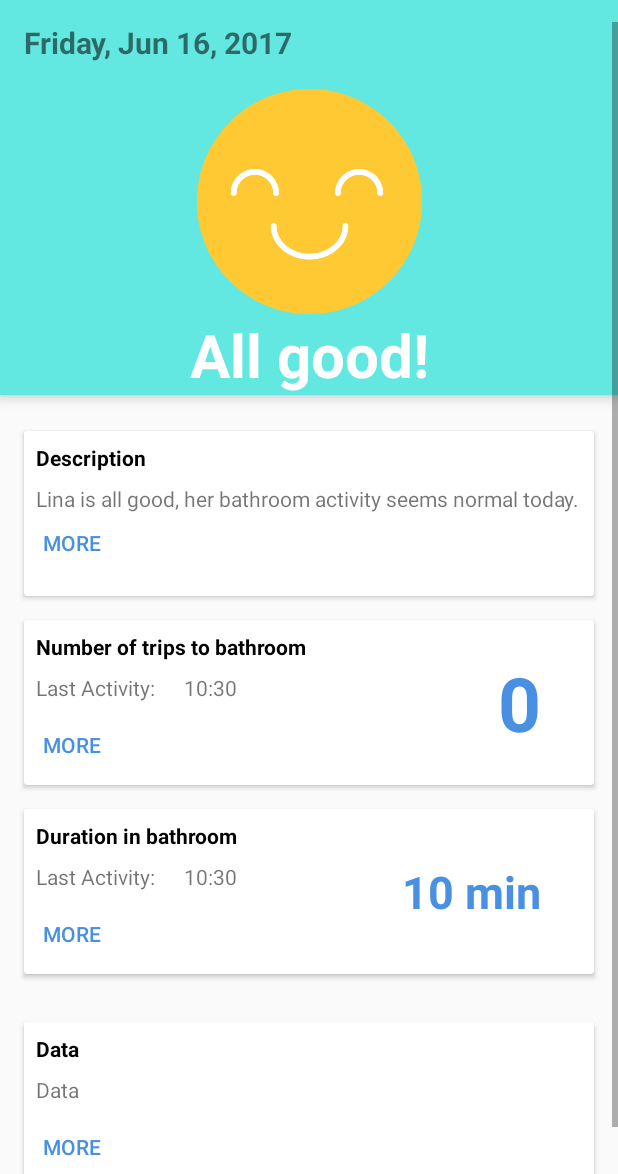
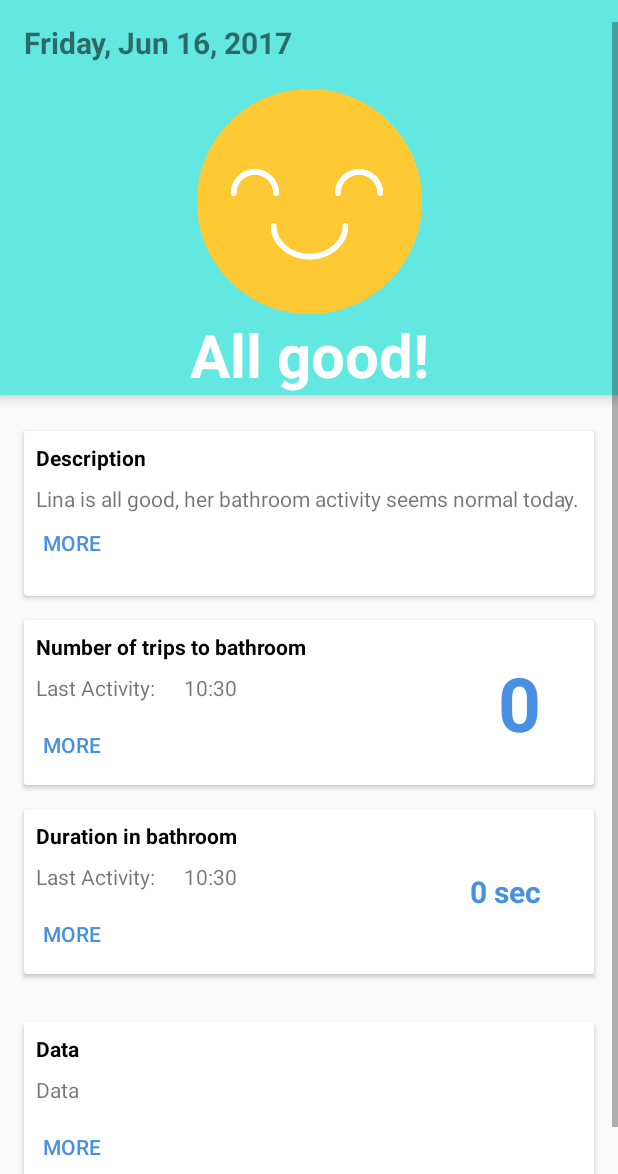
Before and after one commit to bowenchin/Carla, an Android app: the MainActivity screen opened directly, with no data from a screen before it, on a phone screen of 412 x 824 dp, the part 62-1236 px from its top. Run offline under Robolectric (Android 15) with nearby library versions, the phone set to English and light mode, and no system bars; network calls fail; 7 statements that could not run were skipped.

Commit message:
Arduino sketch

```diff
--- a/app/src/main/java/com/carla/carla/MainActivity.java
+++ b/app/src/main/java/com/carla/carla/MainActivity.java
@@ -25,6 +25,7 @@ import java.util.UUID;
 public class MainActivity extends AppCompatActivity {
 
     private static final String TAG = "CARLA";
+    private static final int numSamples = 30;
 
     private TextView date;
     private TextView trip_update;
@@ -33,7 +34,20 @@ public class MainActivity extends AppCompatActivity {
     private TextView timer_count;
     private TextView inputData;
 
-    private int counter = 0;
+    private String input;
+
+    private int counter;
+    private int flag;
+    private long sumArray = 0;
+    private int countTimes = 0;
+    private long startTime = 0;
+    private long endTime = 0;
+
+    private long tStart;
+    private long tEnd;
+    private long tDelta;
+    private double elapsedSeconds;
+    private int timeFlag;
 
     Handler bluetoothIn;
     final int handlerState = 0;        				 //used to identify handler message
@@ -48,6 +62,8 @@ public class MainActivity extends AppCompatActivity {
 
     // String for MAC address
     private static String address;
+
+    int[] samples = new int[numSamples];
 
 
     @Override
@@ -83,37 +99,77 @@ public class MainActivity extends AppCompatActivity {
                     int endOfLineIndex = recDataString.indexOf("~");                    // determine the end-of-line
                     if (endOfLineIndex > 0) {                                           // make sure there data before ~
                         String dataInPrint = recDataString.substring(0, endOfLineIndex);    // extract string
-                        timer_count.setText(dataInPrint);
+//                        timer_count.setText(dataInPrint);
                         inputData.setText("Data Received = " + dataInPrint);
 
-                        int dataLength = dataInPrint.length();							//get length of data received
-//                        txtStringLength.setText("String Length = " + String.valueOf(dataLength));
-                        String inputData = dataInPrint.substring(1,endOfLineIndex);
-                        //int counterData = Integer.parseInt(inputData);
-//                        if(inputData.equals("1")){
-//                            counter++;
-//                        }
+                        input = dataInPrint.substring(1,endOfLineIndex);
 
+                        timeFlag = 0;
+
+
+                        //BEACON STATUS PROCESSING
+                        if(input.equals("IN")){
+                            flag = 1;
+                            counter+=1;
+                            trip_counter.setText(String.valueOf(counter));
+                            tStart = System.currentTimeMillis();
+                            timeFlag = 1;
+
+                        }
+                        else if (input.equals("OUT")){
+                            flag = 0;
+                            if(timeFlag==1) {
+                                tEnd = System.currentTimeMillis();
+                                tDelta = tEnd - tStart;
+                                elapsedSeconds = tDelta / 1000.0;
+                                timer_count.setText(elapsedSeconds + " seconds");
+                                timeFlag = 0;
+                            }
+                        }
+                        /*
+                        //initialize array
+                        for (int i = 0; i < numSamples; i++) {
+                            samples[i] = 0;
+                        }
+                        lastRead = 0;
+
+                        for(int i = 0; i > numSamples; i--){
+                            samples[i] = samples[i-1];
+                        }
+                        samples[0] = flag;
+                        sumArray = 0;
+                        for(int i = 0; i < numSamples; i++){
+                            sumArray = sumArray + samples[i];
+                        }
+
+                        if(sumArray > 0){
+                            if(flag == 0){
+                                startTime = System.currentTimeMillis();
+                                countTimes++;
+
+                                flag = 1;
+                            }
+                            else if (flag == 1){
+                                endTime = System.currentTimeMillis() - startTime;
+                                timer_count.setText(Long.toString(endTime/1000) + "seconds");
+
+                                flag = 0;
+                            }
+                        }
+
+                        Log.d(TAG, "FLAG: " + flag);
+                        Log.d(TAG, "LAST READ: " + lastRead);
+
+                        */
 
                         if (recDataString.charAt(0) == '#')								//if it starts with # we know it is what we are looking for
                         {
-//                            String sensor0 = recDataString.substring(1, 5);             //get sensor value from string between indices 1-5
-//                            String sensor1 = recDataString.substring(6, 10);            //same again...
-//                            String sensor2 = recDataString.substring(11, 15);
-//                            String sensor3 = recDataString.substring(16, 20);
-//
-//                            sensorView0.setText(" Sensor 0 Voltage = " + sensor0 + "V");	//update the textviews with sensor values
-//                            sensorView1.setText(" Sensor 1 Voltage = " + sensor1 + "V");
-//                            sensorView2.setText(" Sensor 2 Voltage = " + sensor2 + "V");
-//                            sensorView3.setText(" Sensor 3 Voltage = " + sensor3 + "V");
 
-                            trip_counter.setText(inputData);
-                            Log.d(TAG, "Data received: " + dataInPrint);
+                            trip_counter.setText(String.valueOf(countTimes));
+                            Log.d(TAG, "Data received: " + input);
 
                         }
                         recDataString.delete(0, recDataString.length()); 					//clear all string data
-                        // strIncom =" ";
-                        //dataInPrint = " ";
                     }
                 }
             }
--- a/app/src/main/res/layout/activity_main.xml
+++ b/app/src/main/res/layout/activity_main.xml
@@ -245,9 +245,9 @@
                             android:layout_height="wrap_content"
                             android:paddingEnd="8dp"
                             android:paddingStart="8dp"
-                            android:text="10 min"
+                            android:text="0 sec"
                             android:textStyle="bold"
-                            android:textSize="30sp"
+                            android:textSize="20sp"
                             android:textColor="@color/colorAccent"
                             android:layout_marginRight="27dp"
                             android:layout_marginEnd="27dp"
```
Also changed, not shown: app/src/main/res/layout/device_list.xml (+6 -3 lines), 2 other files.
